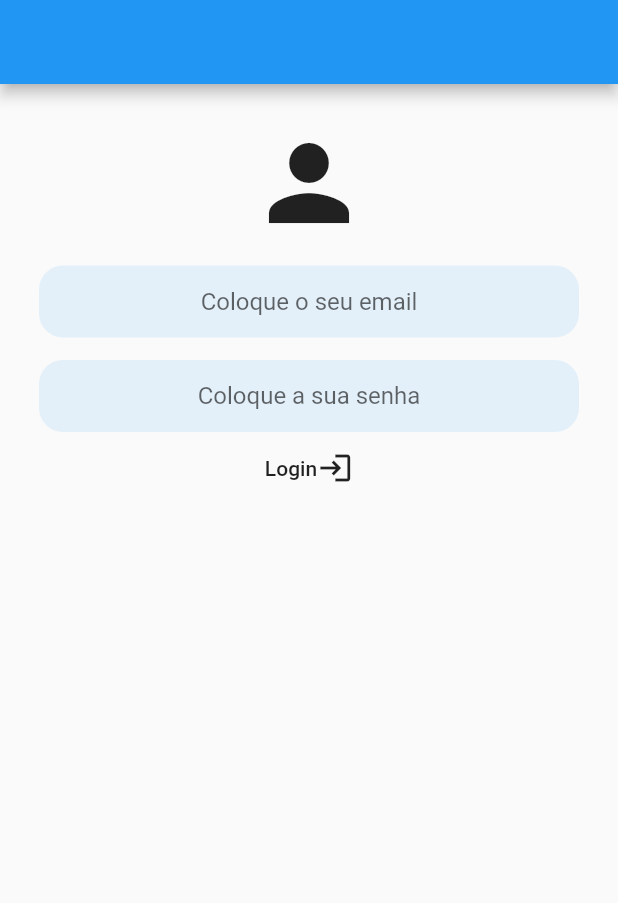
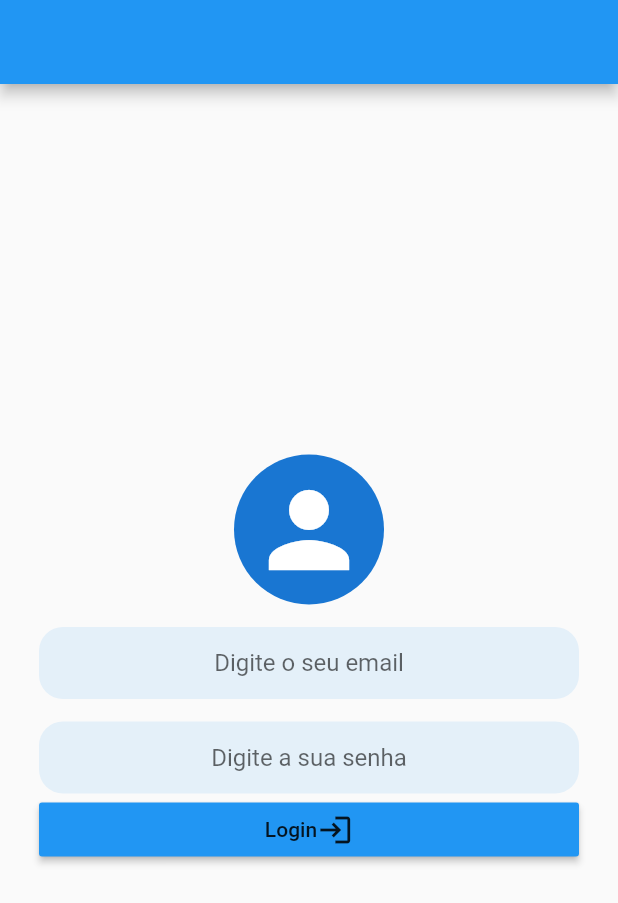
Before and after one commit to nataliacanellas/flutter_practice_day_five, a Flutter app: the screen it shows after launch, on a phone screen of 412 x 824 dp. Shown: the top 903 px of the screen. Run offline on Flutter 3.47's test engine with Material 2 defaults, Android fonts, the light colour scheme and no system bars.

Commit message:
[feat] changed something

```diff
--- a/lib/presenter/settings/settings.dart
+++ b/lib/presenter/settings/settings.dart
@@ -19,10 +19,14 @@ class _SettingsState extends State<Settings> {
       body: Padding(
         padding: const EdgeInsets.all(26.0),
         child: Column(
+          mainAxisAlignment: MainAxisAlignment.center,
           children: [
-            const Icon(
-              Icons.person,
-              size: 80,
+            const CircleAvatar(
+              radius: 50,
+              child: Icon(
+                Icons.person,
+                size: 80,
+              ),
             ),
             Container(
               padding: const EdgeInsets.symmetric(horizontal: 16),
@@ -35,7 +39,7 @@ class _SettingsState extends State<Settings> {
                 controller: loginController,
                 keyboardType: TextInputType.multiline,
                 decoration: const InputDecoration(
-                  hintText: 'Coloque o seu email', //some quando vamos escrever
+                  hintText: 'Digite o seu email', //some quando vamos escrever
                   border: InputBorder.none,
                   // labelText: 'Coloque o seu login:'
                 ),
@@ -51,13 +55,14 @@ class _SettingsState extends State<Settings> {
                 controller: passwordController,
                 keyboardType: TextInputType.multiline,
                 decoration: const InputDecoration(
-                  hintText: 'Coloque a sua senha',
+                  hintText: 'Digite a sua senha',
                   border: InputBorder.none, //some quando vamos escrever
                   // labelText: 'Coloque o seu login:'
                 ),
               ),
             ),
             MaterialButton(
+              color: Colors.blue,
               onPressed: () {
                 print(loginController.text);
                 print(passwordController.text);
```
